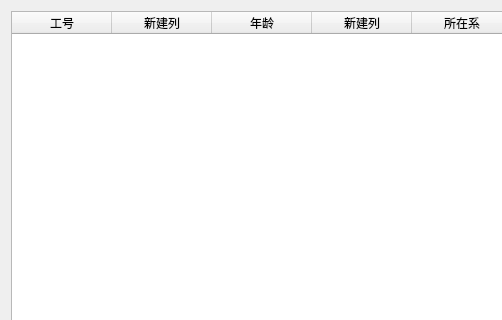
csy0x1/Python3-Learning, file 软件综合课程设计/QtDesign_File/search.ui: the form before one commit; both pictures show x 0 to 502 and y 0 to 320 of the 920 by 449 pixel window.
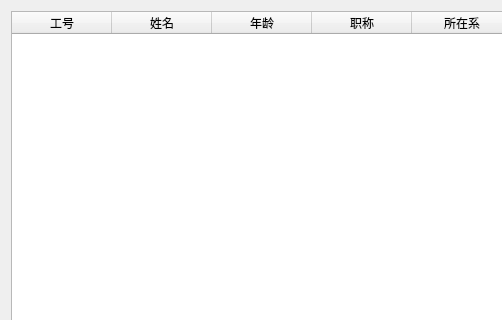
The form after the commit.

The edit to the form file:
```diff
--- a/软件综合课程设计/QtDesign_File/search.ui
+++ b/软件综合课程设计/QtDesign_File/search.ui
@@ -23,7 +23,7 @@
      </column>
      <column>
       <property name="text">
-       <string>新建列</string>
+       <string>姓名</string>
       </property>
      </column>
      <column>
@@ -33,7 +33,7 @@
      </column>
      <column>
       <property name="text">
-       <string>新建列</string>
+       <string>职称</string>
       </property>
      </column>
      <column>
```
